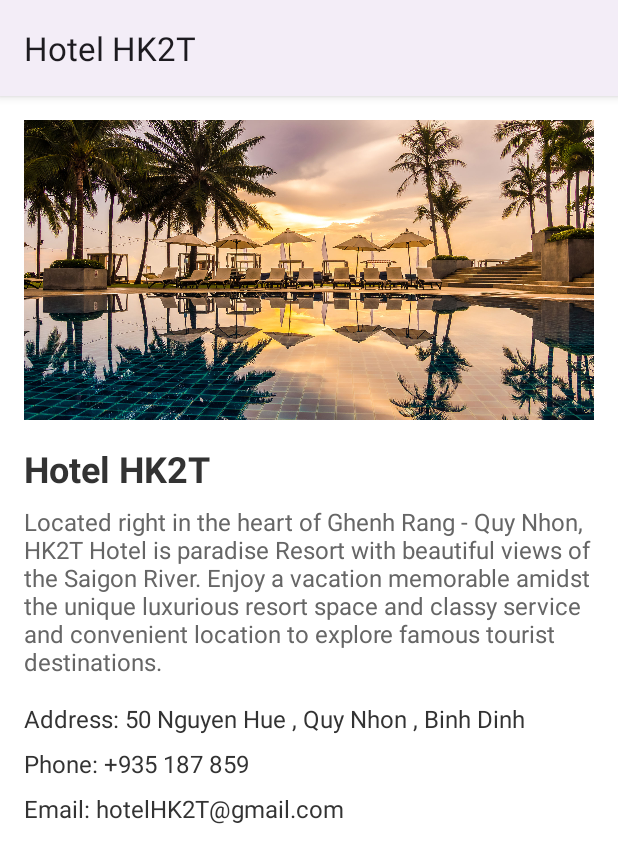
After one commit to NghiaHaNgoc/HotelBookingApp, an Android app: the fragment AboutUsFragment shown on its own in the app's theme, on a phone screen of 412 x 824 dp. The commit adds this screen. Shown: the top 863 px of the screen. Run offline under Robolectric (Android 15) with nearby library versions, the phone set to English and light mode, and no system bars.

Commit message:
coding about us page

```diff
--- a/app/src/main/java/com/hotel/hotel_booking_app/MainActivity.java
+++ b/app/src/main/java/com/hotel/hotel_booking_app/MainActivity.java
@@ -136,6 +136,11 @@ public class MainActivity extends AppCompatActivity {
             return true;
         }
 
+        if (item.getItemId() == R.id.action_about_us) {
+            navController.navigate(R.id.nav_about_us);
+            return true;
+        }
+
         if (item.getItemId() == R.id.action_sign_out) {
             handleSignOut();
             navController.popBackStack(R.id.nav_home, false);
--- /dev/null
+++ b/app/src/main/java/com/hotel/hotel_booking_app/ui/about_us/AboutUsFragment.java
@@ -0,0 +1,66 @@
+package com.hotel.hotel_booking_app.ui.about_us;
+
+import android.os.Bundle;
+
+import androidx.fragment.app.Fragment;
+
+import android.view.LayoutInflater;
+import android.view.View;
+import android.view.ViewGroup;
+
+import com.hotel.hotel_booking_app.R;
+
+/**
+ * A simple {@link Fragment} subclass.
+ * Use the {@link AboutUsFragment#newInstance} factory method to
+ * create an instance of this fragment.
+ */
+public class AboutUsFragment extends Fragment {
+
+    // TODO: Rename parameter arguments, choose names that match
+    // the fragment initialization parameters, e.g. ARG_ITEM_NUMBER
+    private static final String ARG_PARAM1 = "param1";
+    private static final String ARG_PARAM2 = "param2";
+
+    // TODO: Rename and change types of parameters
+    private String mParam1;
+    private String mParam2;
+
+    public AboutUsFragment() {
+        // Required empty public constructor
+    }
+
+    /**
+     * Use this factory method to create a new instance of
+     * this fragment using the provided parameters.
+     *
+     * @param param1 Parameter 1.
+     * @param param2 Parameter 2.
+     * @return A new instance of fragment AboutUsFragment.
+     */
+    // TODO: Rename and change types and number of parameters
+    public static AboutUsFragment newInstance(String param1, String param2) {
+        AboutUsFragment fragment = new AboutUsFragment();
+        Bundle args = new Bundle();
+        args.putString(ARG_PARAM1, param1);
+        args.putString(ARG_PARAM2, param2);
+        fragment.setArguments(args);
+        return fragment;
+    }
+
+    @Override
+    public void onCreate(Bundle savedInstanceState) {
+        super.onCreate(savedInstanceState);
+        if (getArguments() != null) {
+            mParam1 = getArguments().getString(ARG_PARAM1);
+            mParam2 = getArguments().getString(ARG_PARAM2);
+        }
+    }
+
+    @Override
+    public View onCreateView(LayoutInflater inflater, ViewGroup container,
+                             Bundle savedInstanceState) {
+        // Inflate the layout for this fragment
+        return inflater.inflate(R.layout.fragment_about_us, container, false);
+    }
+}
--- /dev/null
+++ b/app/src/main/res/layout/fragment_about_us.xml
@@ -0,0 +1,80 @@
+<?xml version="1.0" encoding="utf-8"?>
+<LinearLayout xmlns:android="http://schemas.android.com/apk/res/android"
+    xmlns:tools="http://schemas.android.com/tools"
+    android:layout_width="match_parent"
+    android:layout_height="match_parent"
+    android:orientation="vertical"
+    android:padding="16dp"
+    android:background="#FFFFFF"
+    tools:context=".ui.about_us.AboutUsFragment">
+
+    <!-- Hotel Image -->
+    <ImageView
+        android:id="@+id/hotel_image"
+        android:layout_width="match_parent"
+        android:layout_height="200dp"
+        android:scaleType="centerCrop"
+        android:src="@drawable/background_about_us" />
+
+    <!-- Hotel Name -->
+    <TextView
+        android:id="@+id/hotel_name"
+        android:layout_width="wrap_content"
+        android:layout_height="wrap_content"
+        android:layout_marginTop="16dp"
+        android:text="@string/app_name"
+        android:textSize="24sp"
+        android:textColor="#333333"
+        android:textStyle="bold" />
+
+    <!-- Hotel Description -->
+    <TextView
+        android:id="@+id/hotel_description"
+        android:layout_width="match_parent"
+        android:layout_height="wrap_content"
+        android:layout_marginTop="8dp"
+        android:text="@string/description_hotel"
+        android:textSize="16sp"
+        android:textColor="#666666" />
+
+    <!-- Contact Information -->
+    <LinearLayout
+        android:layout_width="match_parent"
+        android:layout_height="wrap_content"
+        android:orientation="vertical"
+        android:layout_marginTop="16dp">
+
+        <!-- Address -->
+        <TextView
+            android:id="@+id/hotel_address"
+            android:layout_width="match_parent"
+            android:layout_height="wrap_content"
+            android:text="Address: 50 Nguyen Hue , Quy Nhon , Binh Dinh"
+            android:textSize="16sp"
+            android:textColor="#333333"
+            android:drawablePadding="8dp" />
+
+        <!-- Phone Number -->
+        <TextView
+            android:id="@+id/hotel_phone"
+            android:layout_width="match_parent"
+            android:layout_height="wrap_content"
+            android:layout_marginTop="8dp"
+            android:text="Phone: +935 187 859"
+            android:textSize="16sp"
+            android:textColor="#333333"
+            android:drawablePadding="8dp" />
+
+        <!-- Email -->
+        <TextView
+            android:id="@+id/hotel_email"
+            android:layout_width="match_parent"
+            android:layout_height="wrap_content"
+            android:layout_marginTop="8dp"
+            android:text="Email: hotelHK2T@gmail.com"
+            android:textSize="16sp"
+            android:textColor="#333333"
+            android:drawablePadding="8dp" />
+    </LinearLayout>
+
+</LinearLayout>
--- a/app/src/main/res/navigation/mobile_navigation.xml
+++ b/app/src/main/res/navigation/mobile_navigation.xml
@@ -74,6 +74,12 @@
         tools:layout="@layout/fragment_setting"/>
 
     <fragment
+        android:id="@+id/nav_about_us"
+        android:name="com.hotel.hotel_booking_app.ui.about_us.AboutUsFragment"
+        android:label="@string/about_us"
+        tools:layout="@layout/fragment_about_us"/>
+
+    <fragment
         android:id="@+id/nav_sign_in"
         android:name="com.hotel.hotel_booking_app.ui.sign_in.SignInFragment"
         android:label="@string/sign_in"
--- a/app/src/main/res/values/strings.xml
+++ b/app/src/main/res/values/strings.xml
@@ -118,7 +118,7 @@
     <string name="cancel_open_reservation_success_message">Please contact us to get your deposit refunded.</string>
 
 
-    <string name="app_name">Hotel-Booking-App</string>
+    <string name="app_name">Hotel HK2T</string>
     <string name="booking_history">Booking history</string>
     <string name="change_password">Change password</string>
     <string name="back_to_home_page">Back to home page</string>
@@ -145,4 +145,7 @@
     <string name="email_wrong_format">Email is wrong format !</string>
     <string name="password_required">Password is required !</string>
     <string name="password_min_characters">Password must be at least 6 characters !</string>
+
+    <string name="description_hotel">Located right in the heart of Ghenh Rang - Quy Nhon, HK2T Hotel is paradise Resort with beautiful views of the Saigon River. Enjoy a vacation memorable amidst the unique luxurious resort space and classy service and convenient location to explore famous tourist destinations.</string>
+
 </resources>
```
Also changed, not shown: app/src/main/res/drawable/background_about_us.png (added), 2 other files.
